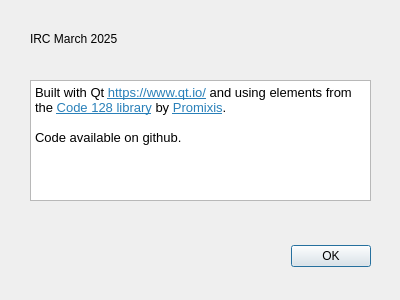
Qt form about.ui (iainxingham/lpres) before a commit.
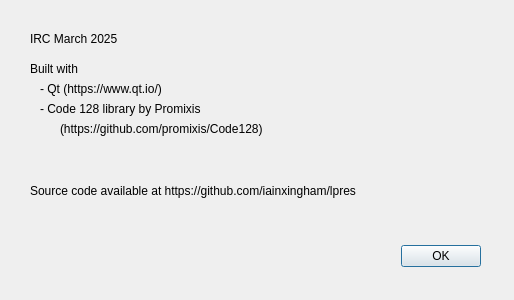
The same form after that commit.

Commit message: About box

```diff
--- a/about.ui
+++ b/about.ui
@@ -6,7 +6,7 @@
    <rect>
     <x>0</x>
     <y>0</y>
-    <width>400</width>
+    <width>514</width>
     <height>300</height>
    </rect>
   </property>
@@ -18,7 +18,7 @@
     <rect>
      <x>30</x>
      <y>240</y>
-     <width>341</width>
+     <width>451</width>
      <height>32</height>
     </rect>
    </property>
@@ -42,26 +42,75 @@
     <string>IRC March 2025</string>
    </property>
   </widget>
-  <widget class="QTextBrowser" name="textBrowser">
+  <widget class="QLabel" name="label_2">
    <property name="geometry">
     <rect>
      <x>30</x>
+     <y>60</y>
+     <width>71</width>
+     <height>18</height>
+    </rect>
+   </property>
+   <property name="text">
+    <string>Built with</string>
+   </property>
+   <property name="wordWrap">
+    <bool>true</bool>
+   </property>
+  </widget>
+  <widget class="QLabel" name="label_3">
+   <property name="geometry">
+    <rect>
+     <x>40</x>
      <y>80</y>
-     <width>341</width>
-     <height>121</height>
+     <width>151</width>
+     <height>18</height>
     </rect>
    </property>
-   <property name="html">
-    <string>&lt;!DOCTYPE HTML PUBLIC &quot;-//W3C//DTD HTML 4.0//EN&quot; &quot;http://www.w3.org/TR/REC-html40/strict.dtd&quot;&gt;
-&lt;html&gt;&lt;head&gt;&lt;meta name=&quot;qrichtext&quot; content=&quot;1&quot; /&gt;&lt;meta charset=&quot;utf-8&quot; /&gt;&lt;style type=&quot;text/css&quot;&gt;
-p, li { white-space: pre-wrap; }
-hr { height: 1px; border-width: 0; }
-li.unchecked::marker { content: &quot;\2610&quot;; }
-li.checked::marker { content: &quot;\2612&quot;; }
-&lt;/style&gt;&lt;/head&gt;&lt;body style=&quot; font-family:'Noto Sans'; font-size:10pt; font-weight:400; font-style:normal;&quot;&gt;
-&lt;p style=&quot; margin-top:0px; margin-bottom:0px; margin-left:0px; margin-right:0px; -qt-block-indent:0; text-indent:0px;&quot;&gt;Built with Qt &lt;a href=&quot;https://www.qt.io/&quot;&gt;&lt;span style=&quot; text-decoration: underline; color:#2980b9;&quot;&gt;https://www.qt.io/&lt;/span&gt;&lt;/a&gt; and using elements from the &lt;a href=&quot;https://github.com/promixis/Code128&quot;&gt;&lt;span style=&quot; text-decoration: underline; color:#2980b9;&quot;&gt;Code 128 library&lt;/span&gt;&lt;/a&gt; by &lt;a href=&quot;https://github.com/promixis&quot;&gt;&lt;span style=&quot; text-decoration: underline; color:#2980b9;&quot;&gt;Promixis&lt;/span&gt;&lt;/a&gt;.&lt;/p&gt;
-&lt;p style=&quot;-qt-paragraph-type:empty; margin-top:0px; margin-bottom:0px; margin-left:0px; margin-right:0px; -qt-block-indent:0; text-indent:0px;&quot;&gt;&lt;br /&gt;&lt;/p&gt;
-&lt;p style=&quot; margin-top:0px; margin-bottom:0px; margin-left:0px; margin-right:0px; -qt-block-indent:0; text-indent:0px;&quot;&gt;Code available on github.&lt;/p&gt;&lt;/body&gt;&lt;/html&gt;</string>
+   <property name="text">
+    <string>- Qt (https://www.qt.io/)</string>
+   </property>
+  </widget>
+  <widget class="QLabel" name="label_4">
+   <property name="geometry">
+    <rect>
+     <x>40</x>
+     <y>100</y>
+     <width>251</width>
+     <height>18</height>
+    </rect>
+   </property>
+   <property name="text">
+    <string>- Code 128 library by Promixis </string>
+   </property>
+  </widget>
+  <widget class="QLabel" name="label_5">
+   <property name="geometry">
+    <rect>
+     <x>60</x>
+     <y>120</y>
+     <width>241</width>
+     <height>18</height>
+    </rect>
+   </property>
+   <property name="text">
+    <string>(https://github.com/promixis/Code128)</string>
+   </property>
+  </widget>
+  <widget class="QLabel" name="label_6">
+   <property name="geometry">
+    <rect>
+     <x>30</x>
+     <y>170</y>
+     <width>401</width>
+     <height>41</height>
+    </rect>
+   </property>
+   <property name="text">
+    <string>Source code available at https://github.com/iainxingham/lpres</string>
+   </property>
+   <property name="wordWrap">
+    <bool>true</bool>
    </property>
   </widget>
  </widget>
```
The commit also changes 1 other file.
